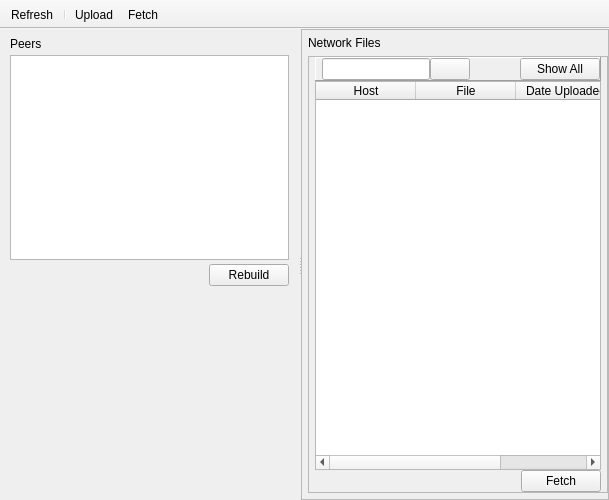
christinadan/py2py, file UI/ui_mainwindow.ui: the form before one commit.
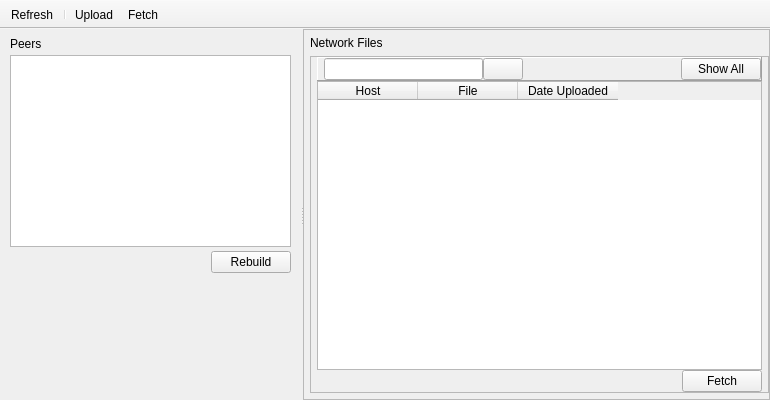
The form after the commit. Icons and pictures are not drawn.

What changed in the file:
```diff
--- a/UI/ui_mainwindow.ui
+++ b/UI/ui_mainwindow.ui
@@ -6,8 +6,8 @@
    <rect>
     <x>0</x>
     <y>0</y>
-    <width>609</width>
-    <height>500</height>
+    <width>770</width>
+    <height>400</height>
    </rect>
   </property>
   <property name="windowTitle">
@@ -297,6 +297,16 @@
                <property name="text">
                 <string>Fetch</string>
                </property>
+               <property name="icon">
+                <iconset>
+                 <normaloff>Resources/download61.png</normaloff>Resources/download61.png</iconset>
+               </property>
+               <property name="iconSize">
+                <size>
+                 <width>12</width>
+                 <height>12</height>
+                </size>
+               </property>
               </widget>
              </item>
             </layout>
```
